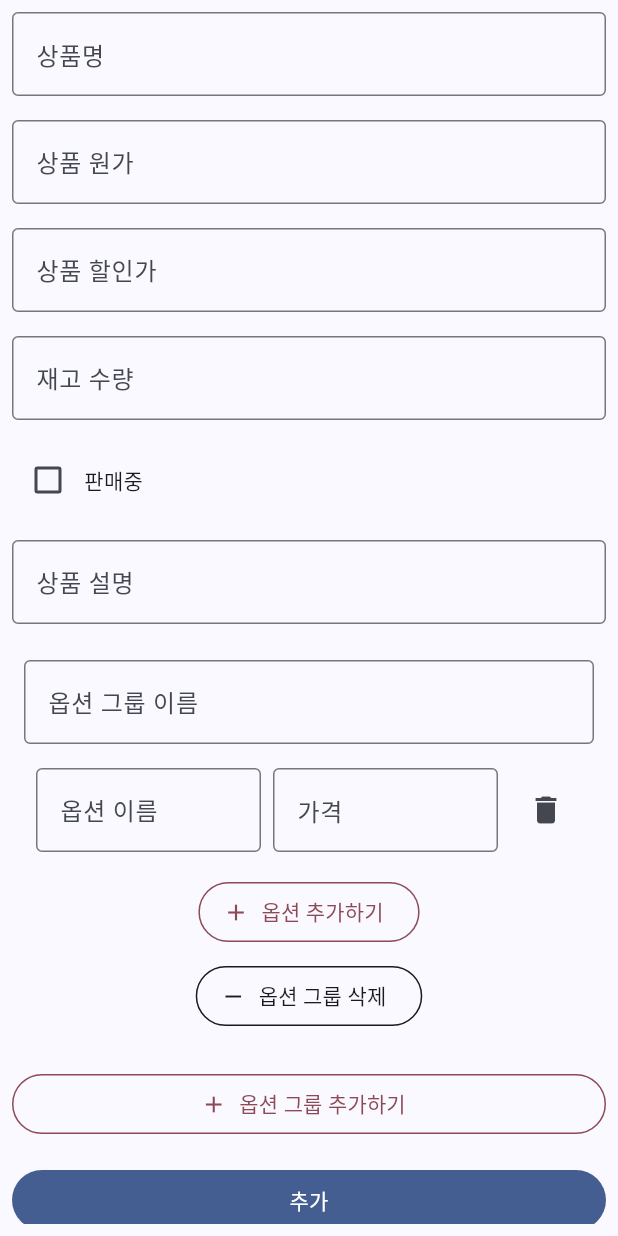
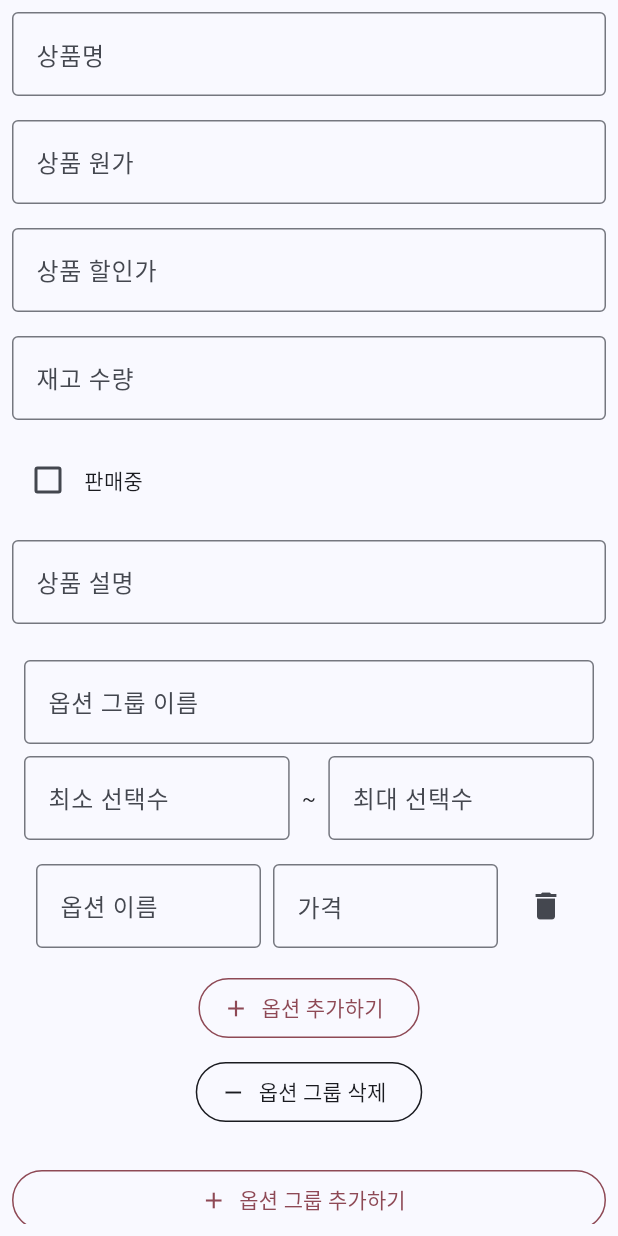
Before and after one commit to ErroredPasta/yumarket-flutter, a Flutter app: the ItemAddScreen screen opened by its route, after a tap on "옵션 그룹 추가하기", after a tap on "옵션 추가하기", on a phone screen of 412 x 824 dp. Run offline on Flutter 3.47's test engine with Material 3 defaults, Android fonts, the phone set to English and light mode, and no system bars; our stand-ins replace firebase_core, firebase_database, flutter_bloc, freezed_annotation, get_it, go_router and 1 more; accounts and stored records are empty; generated files the repository leaves out were written again.

Commit message:
feature: implemented option select range in item add

```diff
--- a/lib/item_manage/ui/item_add/option_group_list.dart
+++ b/lib/item_manage/ui/item_add/option_group_list.dart
@@ -57,6 +57,36 @@ class OptionGroupListItem extends StatelessWidget {
             ),
           ),
           const SizedBox(height: 8.0),
+          Row(
+            children: [
+              Expanded(
+                child: TextFormField(
+                  onChanged: (value) {
+                    _optionGroup.selectRange.start = int.parse(value);
+                  },
+                  decoration: const InputDecoration(
+                    labelText: '최소 선택수',
+                    border: OutlineInputBorder(),
+                  ),
+                ),
+              ),
+              const SizedBox(width: 8.0),
+              const Text('~'),
+              const SizedBox(width: 8.0),
+              Expanded(
+                child: TextFormField(
+                  onChanged: (value) {
+                    _optionGroup.selectRange.end = int.parse(value);
+                  },
+                  decoration: const InputDecoration(
+                    labelText: '최대 선택수',
+                    border: OutlineInputBorder(),
+                  ),
+                ),
+              ),
+            ],
+          ),
+          const SizedBox(height: 8.0),
           OptionList(_optionGroup.options),
           const SizedBox(height: 8.0),
           OutlinedButton.icon(
```
